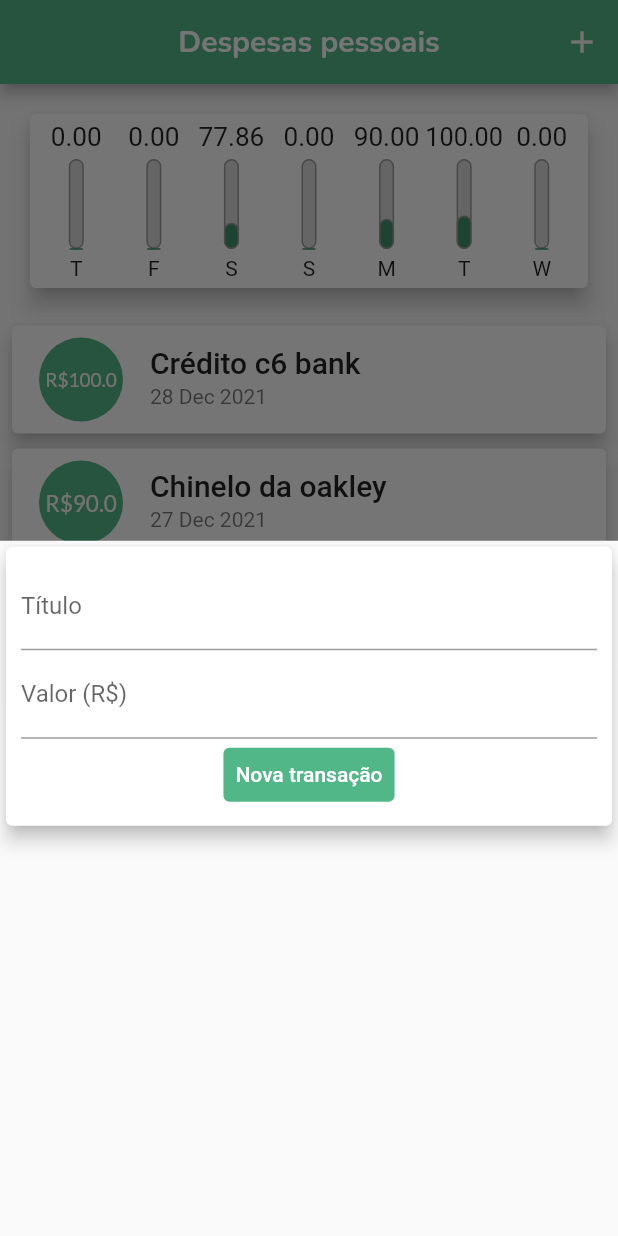
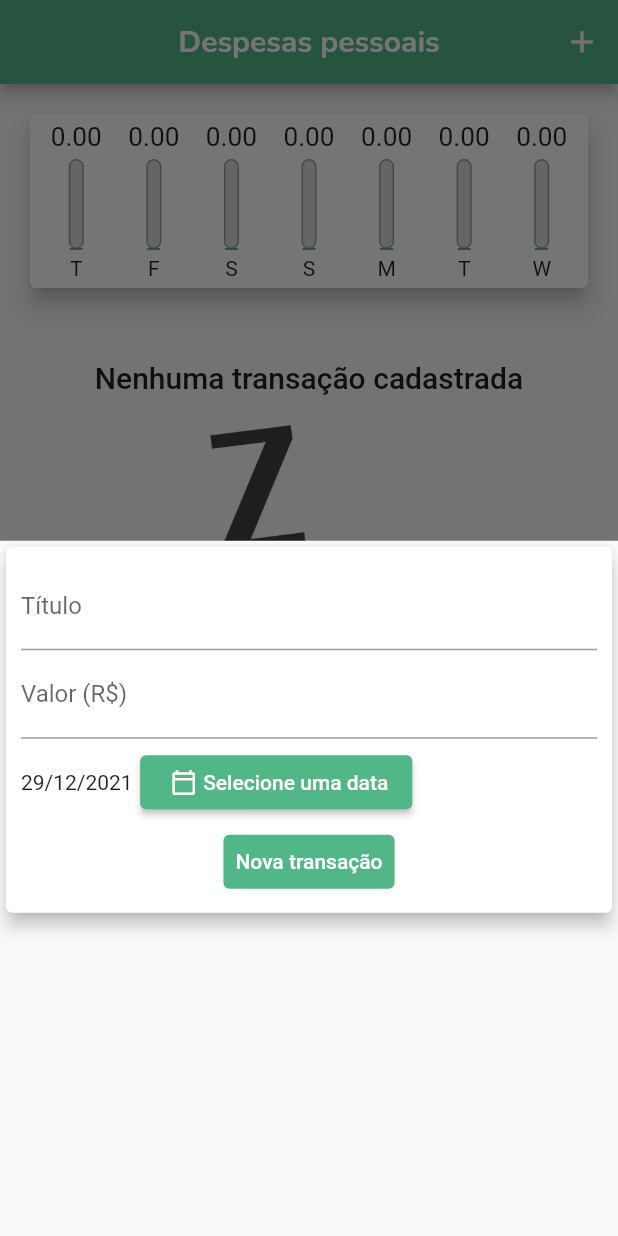
Before and after one commit to 5gMurilo/despesasPessoais, a Flutter app: the screen it shows after launch, after a tap on the "add" icon, on a phone screen of 412 x 824 dp. Run offline on Flutter 3.47's test engine with Material 2 defaults, Android fonts, the phone set to English and light mode, and no system bars.

Commit message:
alterations in chart component, adding specific data in transaction form modal

```diff
--- a/lib/components/chart.dart
+++ b/lib/components/chart.dart
@@ -28,9 +28,6 @@ class Chart extends StatelessWidget {
         }
       }
 
-      print(DateFormat.E().format(weekDay)[0]);
-      print(totalSum);
-
       return {
         'day': DateFormat.E().format(weekDay)[0],
         'value': totalSum,
@@ -60,7 +57,9 @@ class Chart extends StatelessWidget {
                 child: ChartBar(
                     valorGasto: double.parse(tr['value'].toString()),
                     label: tr['day'].toString(),
-                    percent: (tr['value'] as double) / _weekTotalExpenses),
+                    percent: tr['value'] == 0
+                        ? 0.0
+                        : (tr['value'] as double) / _weekTotalExpenses),
               );
             })
           ],
--- a/lib/components/chart_bar.dart
+++ b/lib/components/chart_bar.dart
@@ -1,4 +1,3 @@
-import 'package:despesas_pessoais/components/chart.dart';
 import 'package:flutter/material.dart';
 
 class ChartBar extends StatelessWidget {
@@ -7,9 +6,9 @@ class ChartBar extends StatelessWidget {
   final double percent;
 
   const ChartBar({
-    required this.valorGasto,
-    required this.label,
-    required this.percent,
+    this.valorGasto = 0,
+    this.label = '',
+    this.percent = 0.0,
   });
 
   @override
--- a/lib/components/transaction_form.dart
+++ b/lib/components/transaction_form.dart
@@ -1,8 +1,9 @@
 import 'package:flutter/material.dart';
 import 'package:flutter/services.dart';
+import 'package:intl/intl.dart';
 
 class TransactionForm extends StatefulWidget {
-  final void Function(String, double) onSubmit;
+  final void Function(String, double, DateTime) onSubmit;
 
   TransactionForm(this.onSubmit);
 
@@ -11,18 +12,33 @@ class TransactionForm extends StatefulWidget {
 }
 
 class _TransactionFormState extends State<TransactionForm> {
-  final titleController = TextEditingController();
-  final valueController = TextEditingController();
+  final _titleController = TextEditingController();
+  final _valueController = TextEditingController();
+  DateTime _selectedDate = DateTime.now();
 
   _submitform() {
-    final title = titleController.text;
-    final value = double.tryParse(valueController.text) ?? 0;
+    final title = _titleController.text;
+    final value = double.tryParse(_valueController.text) ?? 0;
+    final date = _selectedDate;
 
     if (title.isEmpty || value <= 0) {
       return;
     }
 
-    widget.onSubmit(title, value);
+    widget.onSubmit(title, value, date);
+  }
+
+  _showDatePicker() {
+    showDatePicker(
+            context: context,
+            initialDate: DateTime.now(),
+            firstDate: DateTime(2020),
+            lastDate: DateTime.now())
+        .then((pickedDate) {
+      setState(() {
+        _selectedDate = pickedDate ?? DateTime.now();
+      });
+    });
   }
 
   @override
@@ -36,7 +52,7 @@ class _TransactionFormState extends State<TransactionForm> {
             child: Column(
               children: [
                 TextField(
-                  controller: titleController,
+                  controller: _titleController,
                   decoration: InputDecoration(
                     labelText: 'Título',
                     floatingLabelStyle:
@@ -50,7 +66,7 @@ class _TransactionFormState extends State<TransactionForm> {
                   cursorColor: Theme.of(context).colorScheme.primary,
                 ),
                 TextField(
-                  controller: valueController,
+                  controller: _valueController,
                   decoration: InputDecoration(
                     labelText: 'Valor (R\$)',
                     floatingLabelStyle:
@@ -64,6 +80,32 @@ class _TransactionFormState extends State<TransactionForm> {
                   keyboardType: TextInputType.numberWithOptions(decimal: true),
                   onSubmitted: (_) => _submitform(),
                   cursorColor: Theme.of(context).colorScheme.primary,
+                ),
+                Row(
+                  children: [
+                    Text(
+                      _selectedDate.toString() == ''
+                          ? 'Nenhuma data selecionada'
+                          : DateFormat('d/M/y').format(_selectedDate),
+                    ),
+                    Container(
+                        margin: EdgeInsets.all(5),
+                        child: ElevatedButton(
+                          onPressed: _showDatePicker,
+                          child: Row(
+                            children: [
+                              Container(
+                                margin: EdgeInsets.all(4),
+                                child: Icon(
+                                  Icons.calendar_today_outlined,
+                                  size: 18,
+                                ),
+                              ),
+                              Text('Selecione uma data')
+                            ],
+                          ),
+                        )),
+                  ],
                 ),
                 Row(
                   mainAxisAlignment: MainAxisAlignment.center,
--- a/lib/main.dart
+++ b/lib/main.dart
@@ -56,23 +56,7 @@ class MyHomePage extends StatefulWidget {
 class _MyHomePageState extends State<MyHomePage> {
   final String _appTitle = 'Despesas pessoais';
 
-  final List<Transaction> _transactions = [
-    Transaction(
-        id: '0',
-        title: 'Crédito c6 bank',
-        value: 100.00,
-        date: DateTime.now().subtract(Duration(days: 1))),
-    Transaction(
-        id: '1',
-        title: 'Chinelo da oakley',
-        value: 90.00,
-        date: DateTime.now().subtract(Duration(days: 2))),
-    Transaction(
-        id: '2',
-        title: 'Cartão de crédito nubank',
-        value: 77.86,
-        date: DateTime.now().subtract(Duration(days: 4)))
-  ];
+  final List<Transaction> _transactions = [];
 
   List<Transaction> get _recentTransactions {
     return _transactions.where((tr) {
@@ -90,12 +74,12 @@ class _MyHomePageState extends State<MyHomePage> {
         });
   }
 
-  _addTransaction(String title, double value) {
+  _addTransaction(String title, double value, DateTime date) {
     final newTransaction = Transaction(
         id: Random().nextDouble().toString(),
         title: title,
         value: value,
-        date: DateTime.now());
+        date: date);
 
     setState(() {
       _transactions.add(newTransaction);
```
